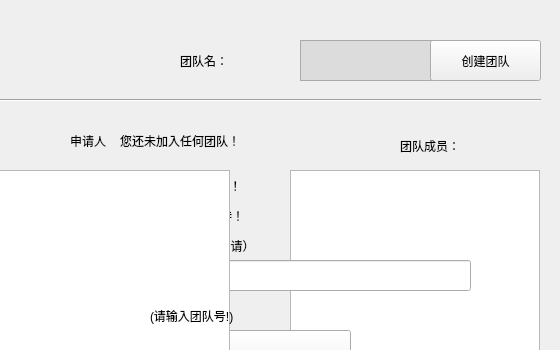
First picture: the form in OutTime/personaldetails.ui, repository agilelike/OurTime, before the edit; both pictures show x 640 to 1200 and y 0 to 350 of the 1200 by 480 pixel window.
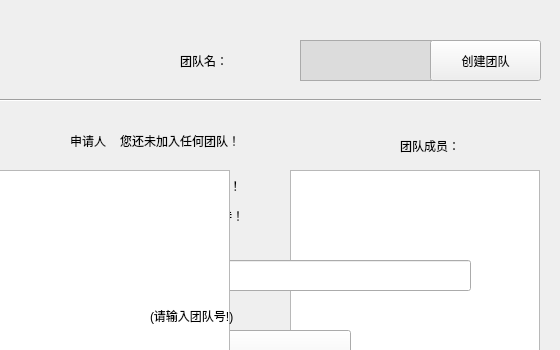
Second picture: the form after the edit.

```diff
--- a/OutTime/personaldetails.ui
+++ b/OutTime/personaldetails.ui
@@ -349,7 +349,7 @@
     <rect>
      <x>760</x>
      <y>120</y>
-     <width>291</width>
+     <width>311</width>
      <height>41</height>
     </rect>
    </property>
@@ -408,22 +408,6 @@
     <string>申请已发出，请耐心等待！</string>
    </property>
   </widget>
-  <widget class="QLabel" name="label_17">
-   <property name="geometry">
-    <rect>
-     <x>720</x>
-     <y>230</y>
-     <width>391</width>
-     <height>31</height>
-    </rect>
-   </property>
-   <property name="styleSheet">
-    <string notr="true">font: 16pt &quot;宋体&quot;;</string>
-   </property>
-   <property name="text">
-    <string>（2天内没有接受，可重新申请）</string>
-   </property>
-  </widget>
   <widget class="QPushButton" name="pushButton_5">
    <property name="geometry">
     <rect>
```
